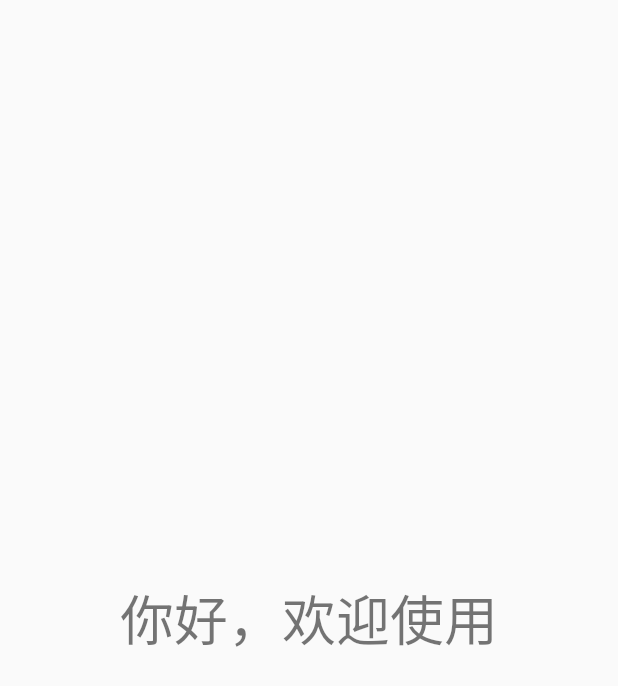
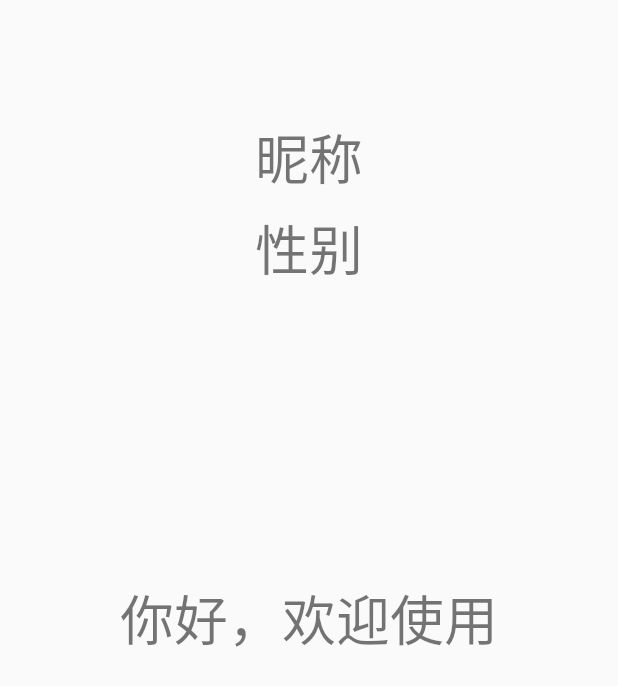
Before and after one commit to Hpun/HelloWorld, an Android app: the HomeActivity screen opened directly, with no data from a screen before it, on a phone screen of 412 x 824 dp. Shown: the top 686 px of the screen. Run offline under Robolectric (Android 15) with nearby library versions, the phone set to English and light mode, and no system bars.

Commit message:
HOME界面优化

```diff
--- a/app/src/main/res/layout/activity_home.xml
+++ b/app/src/main/res/layout/activity_home.xml
@@ -29,4 +29,28 @@
         app:layout_constraintTop_toTopOf="parent"
         app:layout_constraintVertical_bias="0.315" />
 
+    <TextView
+        android:id="@+id/textname"
+        android:layout_width="wrap_content"
+        android:layout_height="wrap_content"
+        android:text="昵称"
+        android:textSize="36sp"
+        app:layout_constraintBottom_toBottomOf="parent"
+        app:layout_constraintEnd_toEndOf="parent"
+        app:layout_constraintStart_toStartOf="parent"
+        app:layout_constraintTop_toTopOf="parent"
+        app:layout_constraintVertical_bias="0.101" />
+
+    <TextView
+        android:id="@+id/textsex"
+        android:layout_width="wrap_content"
+        android:layout_height="wrap_content"
+        android:text="性别"
+        android:textSize="36sp"
+        app:layout_constraintBottom_toBottomOf="parent"
+        app:layout_constraintEnd_toEndOf="parent"
+        app:layout_constraintStart_toStartOf="parent"
+        app:layout_constraintTop_toTopOf="parent"
+        app:layout_constraintVertical_bias="0.18" />
+
 </androidx.constraintlayout.widget.ConstraintLayout>
```
